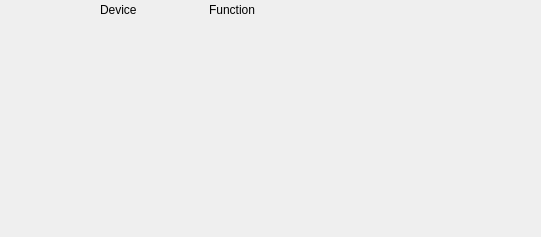
The window that plugins/swiot/ui/swiotconfig.ui (analogdevicesinc/scopy) describes before a commit, drawn with Qt 5.
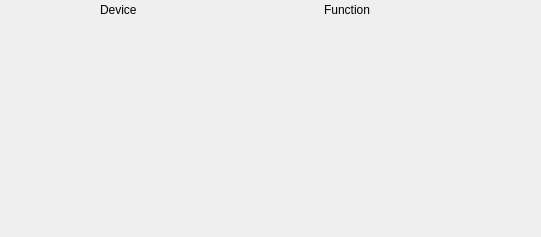
The same window after the commit.

Commit message:
plugins/swiotconfig: Removed tool view dependencies.
I applied the new tool template to the instrument.
I used the new styles for the Ui elements.

```diff
--- a/plugins/swiot/ui/swiotconfig.ui
+++ b/plugins/swiot/ui/swiotconfig.ui
@@ -69,7 +69,13 @@
           <number>6</number>
          </property>
          <item row="0" column="2">
-          <widget class="QLabel" name="label_4">
+          <widget class="QLabel" name="functionLabel">
+           <property name="sizePolicy">
+            <sizepolicy hsizetype="Preferred" vsizetype="Preferred">
+             <horstretch>0</horstretch>
+             <verstretch>0</verstretch>
+            </sizepolicy>
+           </property>
            <property name="text">
             <string>Function</string>
            </property>
@@ -78,14 +84,14 @@
          <item row="0" column="1">
           <widget class="QLabel" name="label_3">
            <property name="sizePolicy">
-            <sizepolicy hsizetype="Fixed" vsizetype="Preferred">
+            <sizepolicy hsizetype="Preferred" vsizetype="Preferred">
              <horstretch>0</horstretch>
              <verstretch>0</verstretch>
             </sizepolicy>
            </property>
            <property name="minimumSize">
             <size>
-             <width>103</width>
+             <width>116</width>
              <height>0</height>
             </size>
            </property>
```
Left out of the diff: 2 changed lines with no effect on the pictures. The commit also changes 8 other files.
